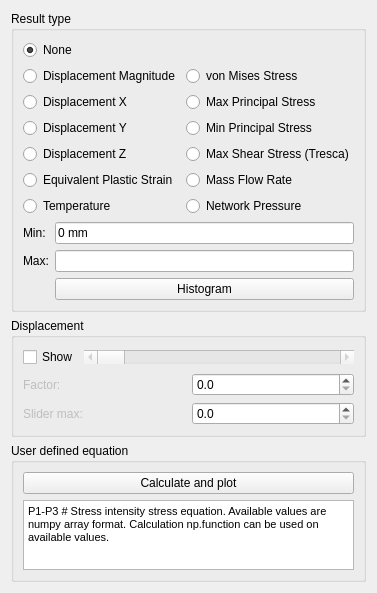
Qt form src/Mod/Fem/Gui/Resources/ui/ResultShow.ui (southseact-3d/fcd) before a commit.
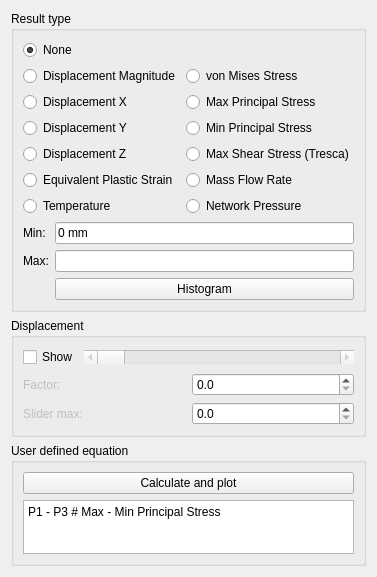
The same form after that commit. Custom widgets are drawn as their Qt base class.

Commit message:
[FEM] fix results dialog equation input
- add missing tooltip and this way remove cryptic default input of the field
- since the field expects plain text, use a QPlainTextEdit

What changed in the file:
```diff
--- a/src/Mod/Fem/Gui/Resources/ui/ResultShow.ui
+++ b/src/Mod/Fem/Gui/Resources/ui/ResultShow.ui
@@ -6,14 +6,14 @@
    <rect>
     <x>0</x>
     <y>0</y>
-    <width>350</width>
-    <height>567</height>
+    <width>335</width>
+    <height>548</height>
    </rect>
   </property>
   <property name="windowTitle">
    <string>Show result</string>
   </property>
-  <layout class="QVBoxLayout" name="verticalLayout_3">
+  <layout class="QVBoxLayout" name="verticalLayout_4">
    <item>
     <widget class="QGroupBox" name="gb_result_type">
      <property name="title">
@@ -324,9 +324,7 @@
      <property name="title">
       <string>User defined equation</string>
      </property>
-     <layout class="QVBoxLayout" name="verticalLayout_5">
-      <item>
-       <layout class="QVBoxLayout" name="verticalLayout_6">
+     <layout class="QVBoxLayout" name="verticalLayout_3">
         <item>
          <widget class="QPushButton" name="calculate">
           <property name="text">
@@ -335,17 +333,27 @@
          </widget>
         </item>
         <item>
-         <widget class="QTextEdit" name="user_def_eq">
-          <property name="html">
-           <string>&lt;!DOCTYPE HTML PUBLIC &quot;-//W3C//DTD HTML 4.0//EN&quot; &quot;http://www.w3.org/TR/REC-html40/strict.dtd&quot;&gt;
-&lt;html&gt;&lt;head&gt;&lt;meta name=&quot;qrichtext&quot; content=&quot;1&quot; /&gt;&lt;style type=&quot;text/css&quot;&gt;
-p, li { white-space: pre-wrap; }
-&lt;/style&gt;&lt;/head&gt;&lt;body style=&quot; font-family:'MS Shell Dlg 2'; font-size:7.875pt; font-weight:400; font-style:normal;&quot;&gt;
-&lt;p style=&quot; margin-top:0px; margin-bottom:0px; margin-left:0px; margin-right:0px; -qt-block-indent:0; text-indent:0px;&quot;&gt;&lt;span style=&quot; font-family:'Ubuntu'; font-size:8pt;&quot;&gt;P1-P3 # Stress intensity stress equation. Available values are numpy array format. Calculation np.function can be used on available values. &lt;/span&gt;&lt;/p&gt;&lt;/body&gt;&lt;/html&gt;</string>
-          </property>
-         </widget>
-        </item>
-       </layout>
+       <widget class="QPlainTextEdit" name="user_def_eq">
+        <property name="sizePolicy">
+         <sizepolicy hsizetype="Expanding" vsizetype="Expanding">
+          <horstretch>0</horstretch>
+          <verstretch>0</verstretch>
+         </sizepolicy>
+        </property>
+        <property name="maximumSize">
+         <size>
+          <width>16777215</width>
+          <height>54</height>
+         </size>
+        </property>
+        <property name="toolTip">
+         <string>Enter here an equation to be calculated.
+For possible variables, see the description box below.</string>
+        </property>
+        <property name="plainText">
+         <string>P1 - P3 # Max - Min Principal Stress</string>
+        </property>
+       </widget>
       </item>
      </layout>
     </widget>
```
Lines whose indentation alone changed are shown as unchanged.
